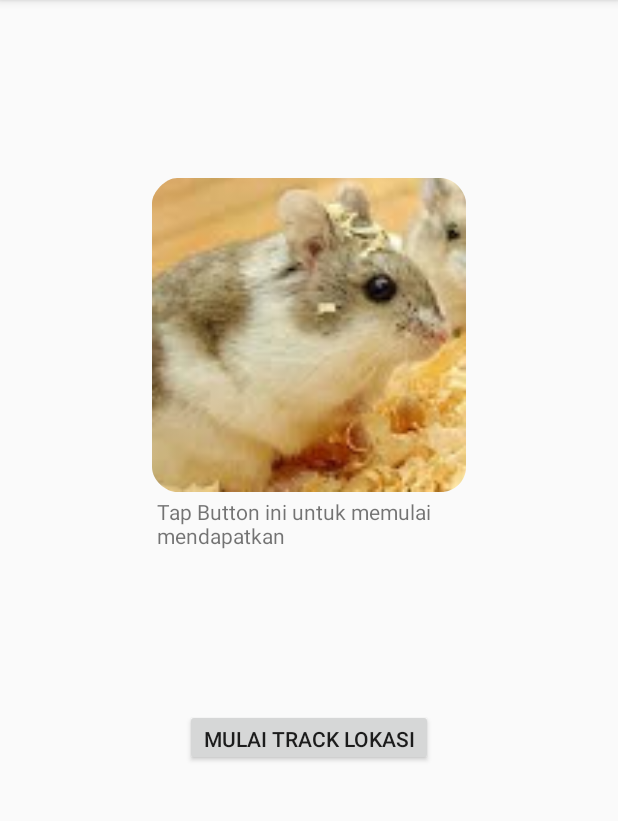
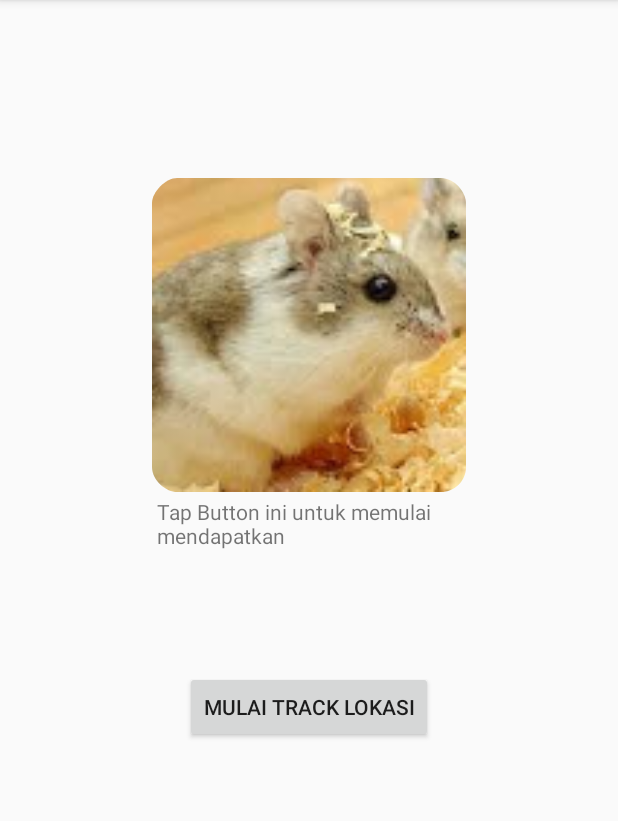
Before and after one commit to wirasyafri/locationfunction, an Android app: the screen it shows after launch (TipeLokasi), in the side drawer, after a tap on "Tipe Lokasi", on a phone screen of 412 x 824 dp, the part 84-905 px from its top. Run offline under Robolectric (Android 15) with nearby library versions, the phone set to English and light mode, and no system bars; 1 statement that could not run was skipped.

Commit message:
alhamdulillah bisa

```diff
--- a/app/src/main/java/com/ti4e/wira/cbnavbar/LastKnown.java
+++ b/app/src/main/java/com/ti4e/wira/cbnavbar/LastKnown.java
@@ -21,7 +21,7 @@ import com.google.android.gms.location.LocationServices;
 import com.google.android.gms.tasks.OnSuccessListener;
 
 public class LastKnown extends AppCompatActivity {
-    Button mLocationButton;
+    Button mLocationButton,mPlacePickerButton;
     private Location mLastLocation;
     TextView mLocationTextView;
     private FusedLocationProviderClient mFusedLocationClient;
@@ -35,6 +35,8 @@ public class LastKnown extends AppCompatActivity {
         mLocationButton = (Button) findViewById(R.id.button_location);
         mLocationTextView = (TextView) findViewById(R.id.textview_location);
         mFusedLocationClient = LocationServices.getFusedLocationProviderClient(this);
+        mPlacePickerButton = (Button) findViewById(R.id.button_placepicker);
+        mPlacePickerButton.setVisibility(View.GONE);
 
         mLocationButton.setOnClickListener(new View.OnClickListener() {
             @Override
--- a/app/src/main/java/com/ti4e/wira/cbnavbar/MainActivity.java
+++ b/app/src/main/java/com/ti4e/wira/cbnavbar/MainActivity.java
@@ -22,7 +22,7 @@ import com.google.android.gms.location.LocationResult;
 import com.google.android.gms.location.LocationServices;
 
 public class MainActivity extends AppCompatActivity implements DapatkanAlamatTask.onTaskSelesai{
-    Button mLocationButton;
+    Button mLocationButton,mPlacePickerButton;
     private Location mLastLocation;
     TextView mLocationTextView;
     private FusedLocationProviderClient mFusedLocationClient;
@@ -52,6 +52,8 @@ public class MainActivity extends AppCompatActivity implements DapatkanAlamatTas
         mAndroidImageView = (ImageView) findViewById(R.id.imageView) ;
         mRotateAnim = (AnimatorSet) AnimatorInflater.loadAnimator(this,R.animator.rotate);
         mRotateAnim.setTarget(mAndroidImageView);
+        mPlacePickerButton = (Button) findViewById(R.id.button_placepicker);
+        mPlacePickerButton.setVisibility(View.GONE);
 
         mLocationButton.setOnClickListener(new View.OnClickListener() {
             @Override
--- a/app/src/main/java/com/ti4e/wira/cbnavbar/MainActivityNavBar.java
+++ b/app/src/main/java/com/ti4e/wira/cbnavbar/MainActivityNavBar.java
@@ -90,6 +90,9 @@ public class MainActivityNavBar extends AppCompatActivity
         }else if (id == R.id.nav_TipeLokasi) {
             Intent intentku= new Intent(MainActivityNavBar.this,TipeLokasi.class);
             startActivity(intentku);
+        }else if (id == R.id.nav_PlacePicker) {
+            Intent intentku= new Intent(MainActivityNavBar.this,PlacePickerUI.class);
+            startActivity(intentku);
         }
 
         DrawerLayout drawer = (DrawerLayout) findViewById(R.id.drawer_layout);
--- a/app/src/main/java/com/ti4e/wira/cbnavbar/TipeLokasi.java
+++ b/app/src/main/java/com/ti4e/wira/cbnavbar/TipeLokasi.java
@@ -30,7 +30,7 @@ import com.google.android.gms.tasks.OnCompleteListener;
 import com.google.android.gms.tasks.Task;
 
 public class TipeLokasi extends AppCompatActivity implements DapatkanAlamatTask.onTaskSelesai{
-    Button mLocationButton;
+    Button mLocationButton,mPlacePickerButton;
     private Location mLastLocation;
     TextView mLocationTextView;
     private FusedLocationProviderClient mFusedLocationClient;
@@ -43,7 +43,6 @@ public class TipeLokasi extends AppCompatActivity implements DapatkanAlamatTask.
 
     private boolean mTrackingLocation;
     private LocationCallback mLocationCalback;
-
     @Override
     public void onTaskCOmpleted(final String result) throws  SecurityException{
         if(mTrackingLocation){
@@ -62,13 +61,25 @@ public class TipeLokasi extends AppCompatActivity implements DapatkanAlamatTask.
                             }
                         }
                         if(currentPlace != null){
-                            mLocationTextView.setText((getString(R.string.alamat_detail,currentPlace.getName(),result,System.currentTimeMillis())));
+                            mLocationTextView.setText((
+                                    getString(
+                                            R.string.alamat_detail,
+                                            currentPlace.getName(),
+                                            result,
+                                            System.currentTimeMillis())));
+                            setTipeLokasi(currentPlace);
                         }
                         likelyPlaces.release();
-                        setTipeLokasi(currentPlace);
+
+
                     }
                     else {
-                        mLocationTextView.setText(getString(R.string.alamat_detail,"nama lokasi tidak ditemukan",result,System.currentTimeMillis()));
+                        mLocationTextView.setText(
+                                getString(
+                                        R.string.alamat_detail,
+                                        "nama lokasi tidak ditemukan",
+                                        result,
+                                        System.currentTimeMillis()));
 
                     }
                 }
@@ -91,6 +102,8 @@ public class TipeLokasi extends AppCompatActivity implements DapatkanAlamatTask.
         mAndroidImageView = (ImageView) findViewById(R.id.imageView) ;
         mRotateAnim = (AnimatorSet) AnimatorInflater.loadAnimator(this,R.animator.rotate);
         mRotateAnim.setTarget(mAndroidImageView);
+        mPlacePickerButton = (Button) findViewById(R.id.button_placepicker);
+        mPlacePickerButton.setVisibility(View.GONE);
 
         mLocationButton.setOnClickListener(new View.OnClickListener() {
             @Override
@@ -178,6 +191,17 @@ public class TipeLokasi extends AppCompatActivity implements DapatkanAlamatTask.
                 case Place.TYPE_MOVIE_THEATER:
                     drawableId = R.drawable.bioskop;
                     break;
+                    //tambahan
+                case Place.TYPE_AIRPORT:
+                    drawableId = R.drawable.airport;
+                    break;
+                case Place.TYPE_ATM:
+                    drawableId = R.drawable.atm;
+                    break;
+                case Place.TYPE_MOSQUE:
+                    drawableId = R.drawable.mosque;
+                    break;
+
             }
         }
         if(drawableId < 0){
--- a/app/src/main/java/com/ti4e/wira/cbnavbar/geocode.java
+++ b/app/src/main/java/com/ti4e/wira/cbnavbar/geocode.java
@@ -15,7 +15,7 @@ import com.google.android.gms.location.LocationServices;
 import com.google.android.gms.tasks.OnSuccessListener;
 
 public class geocode extends AppCompatActivity implements DapatkanAlamatTask.onTaskSelesai {
-    Button mLocationButton;
+    Button mLocationButton,mPlacePickerButton;
     private Location mLastLocation;
     TextView mLocationTextView;
     private FusedLocationProviderClient mFusedLocationClient;
@@ -29,6 +29,8 @@ public class geocode extends AppCompatActivity implements DapatkanAlamatTask.onT
         mLocationButton = (Button) findViewById(R.id.button_location);
         mLocationTextView = (TextView) findViewById(R.id.textview_location);
         mFusedLocationClient = LocationServices.getFusedLocationProviderClient(this);
+        mPlacePickerButton = (Button) findViewById(R.id.button_placepicker);
+        mPlacePickerButton.setVisibility(View.GONE);
 
         mLocationButton.setOnClickListener(new View.OnClickListener() {
             @Override
--- a/app/src/main/res/layout/activity_main.xml
+++ b/app/src/main/res/layout/activity_main.xml
@@ -21,21 +21,31 @@
     <TextView
         android:id="@+id/textview_location"
         android:layout_width="202dp"
-        android:layout_height="141dp"
+        android:layout_height="110dp"
         android:layout_alignParentBottom="true"
         android:layout_below="@+id/imageView"
         android:layout_centerHorizontal="true"
         android:layout_gravity="center"
+        android:layout_marginBottom="126dp"
         android:text="Tap Button ini untuk memulai mendapatkan " />
 
     <Button
         android:id="@+id/button_location"
         android:layout_width="wrap_content"
-        android:layout_height="38dp"
+        android:layout_height="wrap_content"
         android:layout_below="@+id/textview_location"
         android:layout_centerHorizontal="true"
         android:layout_gravity="center"
-        android:layout_marginBottom="80dp"
+        android:layout_marginTop="-120dp"
         android:text="Mulai Track Lokasi" />
 
+    <Button
+        android:id="@+id/button_placepicker"
+        android:layout_width="wrap_content"
+        android:layout_height="38dp"
+        android:layout_alignParentBottom="true"
+        android:layout_alignParentStart="true"
+        android:layout_gravity="center"
+        android:text="pilih lokasi" />
+
 </LinearLayout>
--- a/app/src/main/res/menu/activity_main_navbar_drawer.xml
+++ b/app/src/main/res/menu/activity_main_navbar_drawer.xml
@@ -25,6 +25,11 @@
             android:id="@+id/nav_TipeLokasi"
             android:icon="@drawable/ic_menu_send"
             android:title="Tipe Lokasi" />
+
+        <item
+            android:id="@+id/nav_PlacePicker"
+            android:icon="@drawable/ic_menu_send"
+            android:title="Place Picker" />
     </group>
 
 
```
Also changed, not shown: app/src/main/AndroidManifest.xml (+7 -3 lines), app/src/main/java/com/ti4e/wira/cbnavbar/DetailTempat.java (+38 -1 lines).
